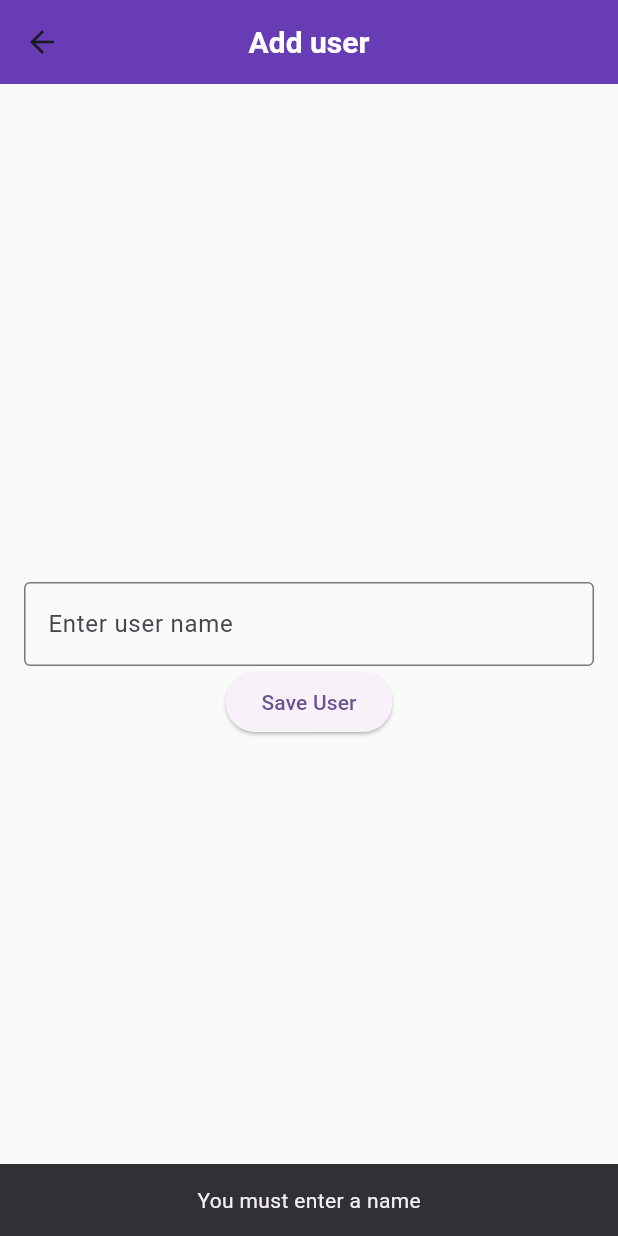
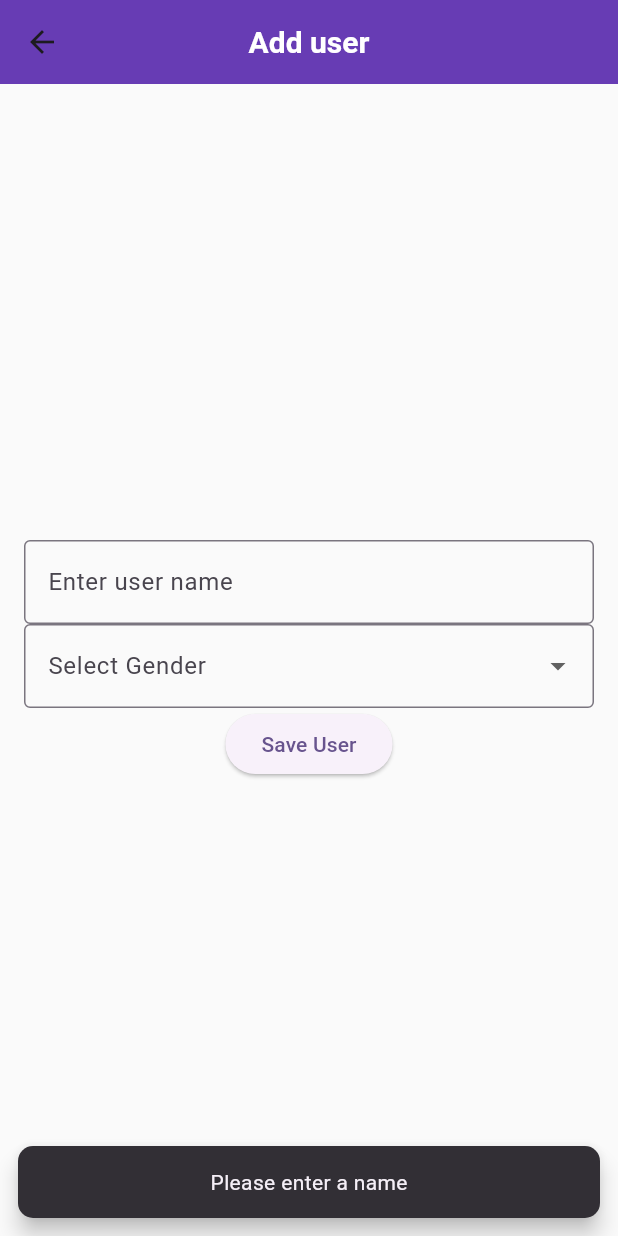
Before and after one commit to cgutierrez234/user_managerv2-application, a Flutter app: the AddUserScreen screen opened by its route, after a tap on "Save User", on a phone screen of 412 x 824 dp. Run offline on Flutter 3.47's test engine with Material 3 defaults, Android fonts, the phone set to English and light mode, and no system bars; our stand-ins replace sqflite; accounts and stored records are empty.

Commit message:
Added the new fields to the add user screen to make it more verbose. Gender, profession and age

```diff
--- a/lib/screens/add_user_screen.dart
+++ b/lib/screens/add_user_screen.dart
@@ -12,30 +12,51 @@ class AddUserScreen extends StatefulWidget {
 class _AddUserScreenState extends State<AddUserScreen> {
   final TextEditingController _controller = TextEditingController();
   final TextEditingController _ageController = TextEditingController();
-  final TextEditingController _genderController = TextEditingController();
   final TextEditingController _professionController = TextEditingController();
+  String? _selectedGender;
 
   @override
   void dispose() {
     super.dispose();
     _controller.dispose();
     _ageController.dispose();
-    _genderController.dispose();
     _professionController.dispose();
+  }
+  void _showSnackBar(String message) {
+    ScaffoldMessenger.of(context).showSnackBar(
+      SnackBar(
+        behavior: SnackBarBehavior.floating,
+        margin: const EdgeInsets.all(12.0),
+        shape: RoundedRectangleBorder(borderRadius: BorderRadius.circular(10)),
+        content: Center(child: Text(message)),
+      ),
+    );
   }
 
   void _saveUser() {
     final name = _controller.text.trim();
-    final age = _ageController.text.trim();
-    final gender = _genderController.text.trim();
+    final age = int.tryParse(_ageController.text.trim()) ?? 0;
+    final gender = _selectedGender;
     final profession = _professionController.text.trim();
+
     if (name.isEmpty) {
-      ScaffoldMessenger.of(context).showSnackBar(
-        SnackBar(content: Center(child: Text("You must enter a name"))),
-      );
+      _showSnackBar('Please enter a name');
       return;
     }
-    final newUser = User(id: const Uuid().v4(), name: name, age: age, gender: gender, professio: profession);
+
+    if(_ageController.text.trim().isEmpty) {
+      _showSnackBar("Please enter an age");
+    }
+
+    if(_selectedGender == null) {
+      _showSnackBar('Please select your gender');
+    }
+
+    if(profession.isEmpty) {
+      _showSnackBar('Please enter your profession');
+    }
+
+    final newUser = User(id: const Uuid().v4(), name: name, age: age, gender: gender!, profession: profession);
     Navigator.pop(context, newUser);
   }
 
@@ -55,6 +76,24 @@ class _AddUserScreenState extends State<AddUserScreen> {
                 border: OutlineInputBorder(),
               ),
             ),
+            DropdownButtonFormField<String>(
+              initialValue: _selectedGender,
+              decoration: const InputDecoration(
+                labelText: 'Select Gender',
+                border: OutlineInputBorder(),
+              ),
+              items: const [
+                DropdownMenuItem(value: 'Male', child: Text('Male')),
+                DropdownMenuItem(value: 'Female', child: Text('Female')),
+                DropdownMenuItem(value: 'Non-Binary', child: Text('Non-binary')),
+                DropdownMenuItem(value: 'Other', child: Text('Other')),
+              ],
+              onChanged: (value) {
+                setState(() {
+                  _selectedGender = value;
+                });
+              },
+            ),
             ElevatedButton(
               onPressed: _saveUser,
               child: const Text('Save User'),
```
